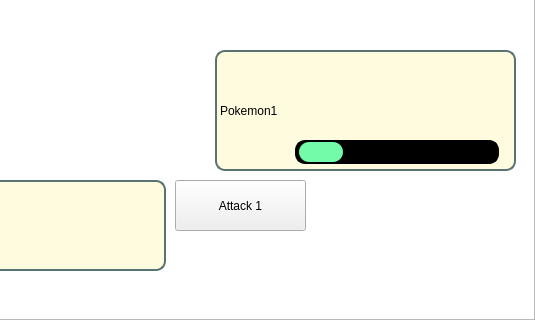
This is Dev/KriticalHit_App/simulationmenu.ui in PaulNowak36/Kritical-Hit as Qt 5 draws it before an edit; both pictures show x 265 to 800 and y 160 to 480 of the 800 by 480 pixel window. The edited form follows.
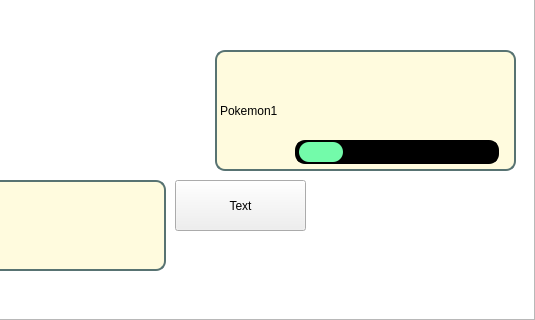
This is the edited form. Icons and pictures are not drawn.

Patch:
```diff
--- a/Dev/KriticalHit_App/simulationmenu.ui
+++ b/Dev/KriticalHit_App/simulationmenu.ui
@@ -124,7 +124,7 @@
     </rect>
    </property>
    <property name="text">
-    <string>Attack 1</string>
+    <string>Text</string>
    </property>
   </widget>
   <widget class="QLabel" name="playerLabel">
```
